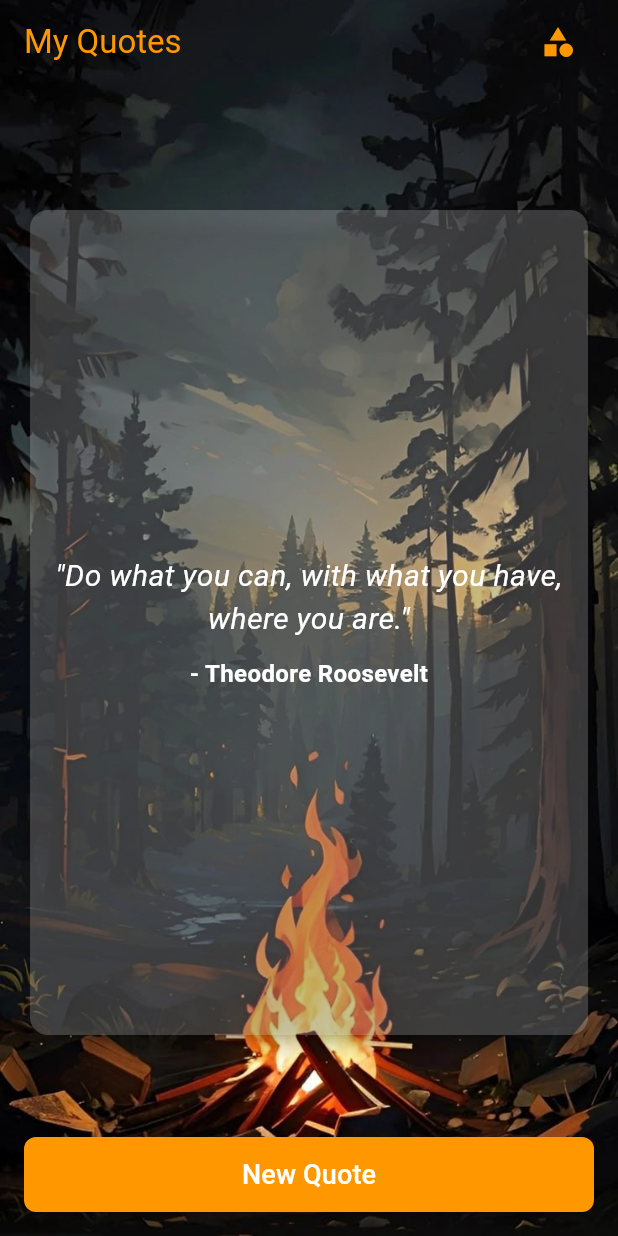
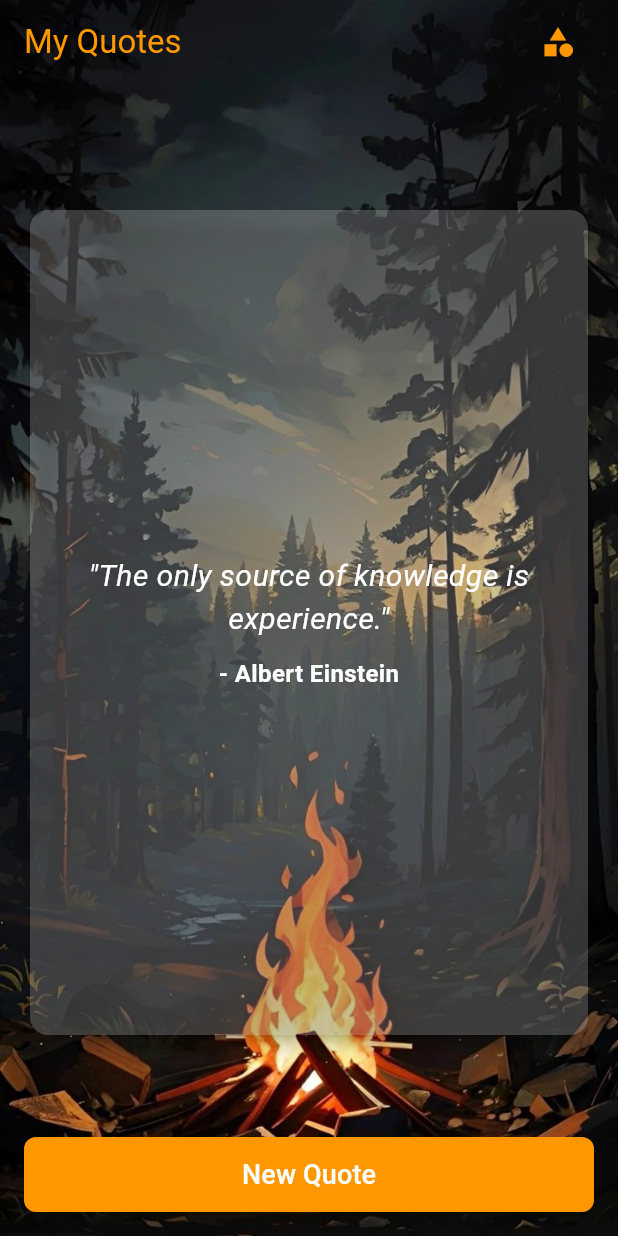
Before and after one commit to Vishwaschandrasekara5/Quotes-Generator-App, a Flutter app: the screen it shows after launch, after a tap on "New Quote", on a phone screen of 412 x 824 dp. Run offline on Flutter 3.47's test engine with Material 3 defaults, Android fonts, the phone set to English and light mode, and no system bars.

Commit message:
update quote.dart
2025/02/22

```diff
--- a/lib/quote.dart
+++ b/lib/quote.dart
@@ -16,12 +16,45 @@ class QuoteScreen extends StatefulWidget {
 
 class _QuoteScreenState extends State<QuoteScreen> {
   List<Quote> quotes = [
+    // Motivational Quotes
     Quote(text: 'Be yourself; everyone else is already taken.', author: 'Oscar Wilde', details: 'Oscar Wilde was an Irish poet and playwright.', category: 'Motivational'),
     Quote(text: 'Do what you can, with what you have, where you are.', author: 'Theodore Roosevelt', details: 'Theodore Roosevelt was the 26th President of the United States.', category: 'Motivational'),
     Quote(text: 'The best way to predict the future is to create it.', author: 'Peter Drucker', details: 'Peter Drucker was an Austrian-American management consultant.', category: 'Motivational'),
+    Quote(text: 'In the middle of difficulty lies opportunity.', author: 'Albert Einstein', details: 'Einstein was a theoretical physicist who developed the theory of relativity.', category: 'Motivational'),
+    Quote(text: 'It always seems impossible until it’s done.', author: 'Nelson Mandela', details: 'Nelson Mandela was a South African anti-apartheid revolutionary.', category: 'Motivational'),
+    Quote(text: 'You must be the change you wish to see in the world.', author: 'Mahatma Gandhi', details: 'Mahatma Gandhi was an Indian lawyer and anti-colonial nationalist.', category: 'Motivational'),
+
+    // Inspirational Quotes
     Quote(text: 'In the middle of difficulty lies opportunity.', author: 'Albert Einstein', details: 'Einstein was a theoretical physicist who developed the theory of relativity.', category: 'Inspirational'),
     Quote(text: 'It always seems impossible until it’s done.', author: 'Nelson Mandela', details: 'Nelson Mandela was a South African anti-apartheid revolutionary.', category: 'Inspirational'),
     Quote(text: 'You must be the change you wish to see in the world.', author: 'Mahatma Gandhi', details: 'Mahatma Gandhi was an Indian lawyer and anti-colonial nationalist.', category: 'Inspirational'),
+    Quote(text: 'Success is not final, failure is not fatal: It is the courage to continue that counts.', author: 'Winston Churchill', details: 'Winston Churchill was a British politician.', category: 'Inspirational'),
+    Quote(text: 'The only way to do great work is to love what you do.', author: 'Steve Jobs', details: 'Steve Jobs was an American entrepreneur and co-founder of Apple Inc.', category: 'Inspirational'),
+    Quote(text: 'Live as if you were to die tomorrow. Learn as if you were to live forever.', author: 'Mahatma Gandhi', details: 'Mahatma Gandhi was an Indian lawyer and anti-colonial nationalist.', category: 'Inspirational'),
+
+    // Love Quotes
+    Quote(text: 'Love is composed of a single soul inhabiting two bodies.', author: 'Aristotle', details: 'Aristotle was a Greek philosopher.', category: 'Love'),
+    Quote(text: 'To love and be loved is to feel the sun from both sides.', author: 'David Viscott', details: 'David Viscott was an American psychiatrist and author.', category: 'Love'),
+    Quote(text: 'Love is a friendship set to music.', author: 'Joseph Campbell', details: 'Joseph Campbell was an American professor and writer.', category: 'Love'),
+    Quote(text: 'True love cannot be found where it does not exist, nor can it be denied where it does.', author: 'Torquato Tasso', details: 'Torquato Tasso was an Italian poet.', category: 'Love'),
+    Quote(text: 'Love does not dominate; it cultivates.', author: 'Johann Wolfgang von Goethe', details: 'Johann Wolfgang von Goethe was a German writer.', category: 'Love'),
+    Quote(text: 'Where there is love, there is life.', author: 'Mahatma Gandhi', details: 'Mahatma Gandhi was an Indian lawyer and anti-colonial nationalist.', category: 'Love'),
+
+    // Wisdom Quotes
+    Quote(text: 'The only true wisdom is in knowing you know nothing.', author: 'Socrates', details: 'Socrates was a Greek philosopher.', category: 'Wisdom'),
+    Quote(text: 'Wisdom begins in wonder.', author: 'Socrates', details: 'Socrates was a Greek philosopher.', category: 'Wisdom'),
+    Quote(text: 'Knowing others is intelligence; knowing yourself is true wisdom.', author: 'Lao Tzu', details: 'Lao Tzu was an ancient Chinese philosopher.', category: 'Wisdom'),
+    Quote(text: 'The journey of a thousand miles begins with one step.', author: 'Lao Tzu', details: 'Lao Tzu was an ancient Chinese philosopher.', category: 'Wisdom'),
+    Quote(text: 'A fool thinks himself to be wise, but a wise man knows himself to be a fool.', author: 'William Shakespeare', details: 'William Shakespeare was an English playwright and poet.', category: 'Wisdom'),
+    Quote(text: 'The only source of knowledge is experience.', author: 'Albert Einstein', details: 'Albert Einstein was a theoretical physicist.', category: 'Wisdom'),
+
+    // Humor Quotes
+    Quote(text: 'I am not afraid of death, I just don’t want to be there when it happens.', author: 'Woody Allen', details: 'Woody Allen is an American director and comedian.', category: 'Humor'),
+    Quote(text: 'Behind every great man is a woman rolling her eyes.', author: 'Jim Carrey', details: 'Jim Carrey is a Canadian-American comedian and actor.', category: 'Humor'),
+    Quote(text: 'Two things are infinite: the universe and human stupidity; and I’m not sure about the universe.', author: 'Albert Einstein', details: 'Albert Einstein was a theoretical physicist.', category: 'Humor'),
+    Quote(text: 'I used to think I was indecisive, but now I’m not too sure.', author: 'Unknown', details: 'Unknown', category: 'Humor'),
+    Quote(text: 'I’m writing a book. I’ve got the page numbers done.', author: 'Steven Wright', details: 'Steven Wright is an American comedian and writer.', category: 'Humor'),
+    Quote(text: 'The early bird might get the worm, but the second mouse gets the cheese.', author: 'Steven Wright', details: 'Steven Wright is an American comedian and writer.', category: 'Humor'),
   ];
 
   late Quote currentQuote;
@@ -47,8 +80,7 @@ class _QuoteScreenState extends State<QuoteScreen> {
 
   @override
   Widget build(BuildContext context) {
-    List<String> categories = quotes.map((q) => q.category).toSet().toList();
-    categories.insert(0, "All");
+    List<String> categories = ['All', 'Motivational', 'Inspirational', 'Love', 'Wisdom', 'Humor'];
 
     return Scaffold(
       extendBodyBehindAppBar: true,
@@ -106,11 +138,10 @@ class _QuoteScreenState extends State<QuoteScreen> {
           Padding(
             padding: const EdgeInsets.all(16.0),
             child: Column(
-              mainAxisAlignment: MainAxisAlignment.spaceBetween, // Aligns the content to take up full space
+              mainAxisAlignment: MainAxisAlignment.spaceBetween,
               children: [
-                // Margin added here
                 Container(
-                  margin: const EdgeInsets.only(top: 120), // Top margin added
+                  margin: const EdgeInsets.only(top: 120),
                   child: Card(
                     elevation: 4,
                     color: Colors.white.withOpacity(0.2),
@@ -118,8 +149,8 @@ class _QuoteScreenState extends State<QuoteScreen> {
                       borderRadius: BorderRadius.circular(12),
                     ),
                     child: SizedBox(
-                      width: 400, // Set a fixed width for the card
-                      height: 550, // Set a fixed height for the card
+                      width: 400,
+                      height: 550,
                       child: Padding(
                         padding: const EdgeInsets.all(16.0),
                         child: Column(
@@ -150,7 +181,7 @@ class _QuoteScreenState extends State<QuoteScreen> {
                     ),
                   ),
                 ),
-                const SizedBox(height: 10), // Small space between card and button
+                const SizedBox(height: 10),
                 SizedBox(
                   width: double.infinity,
                   height: 50,
```
